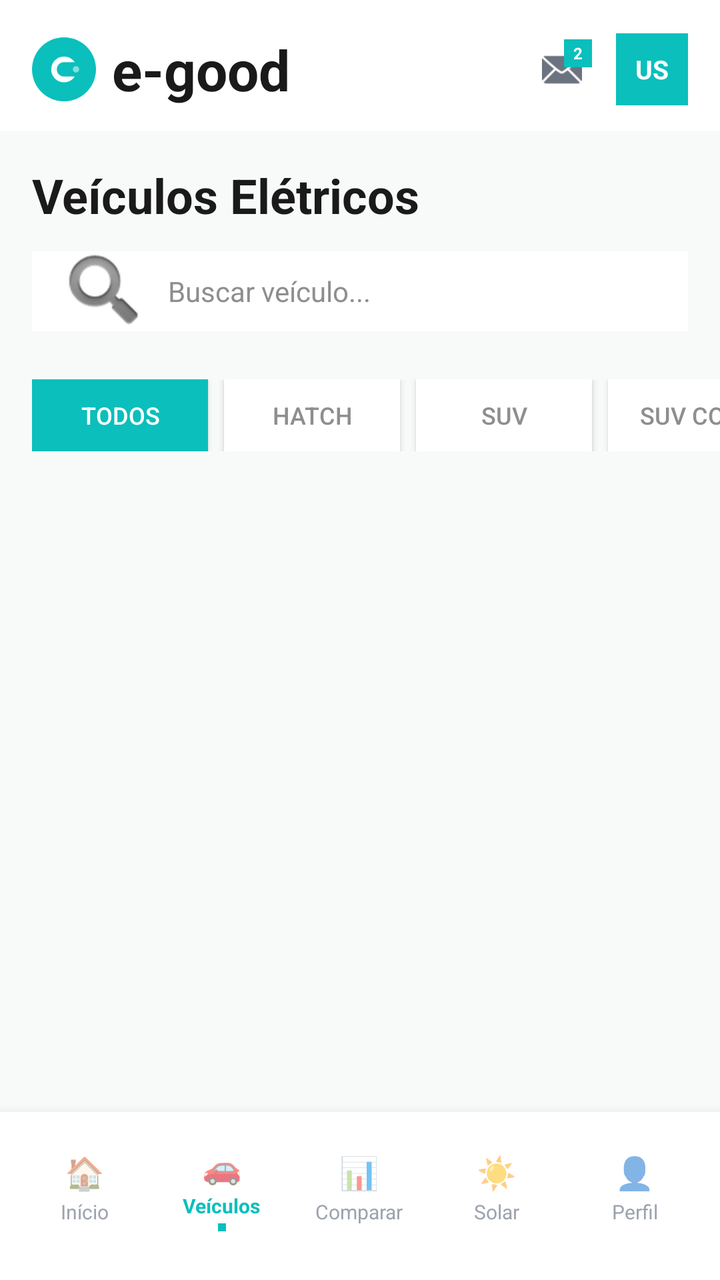
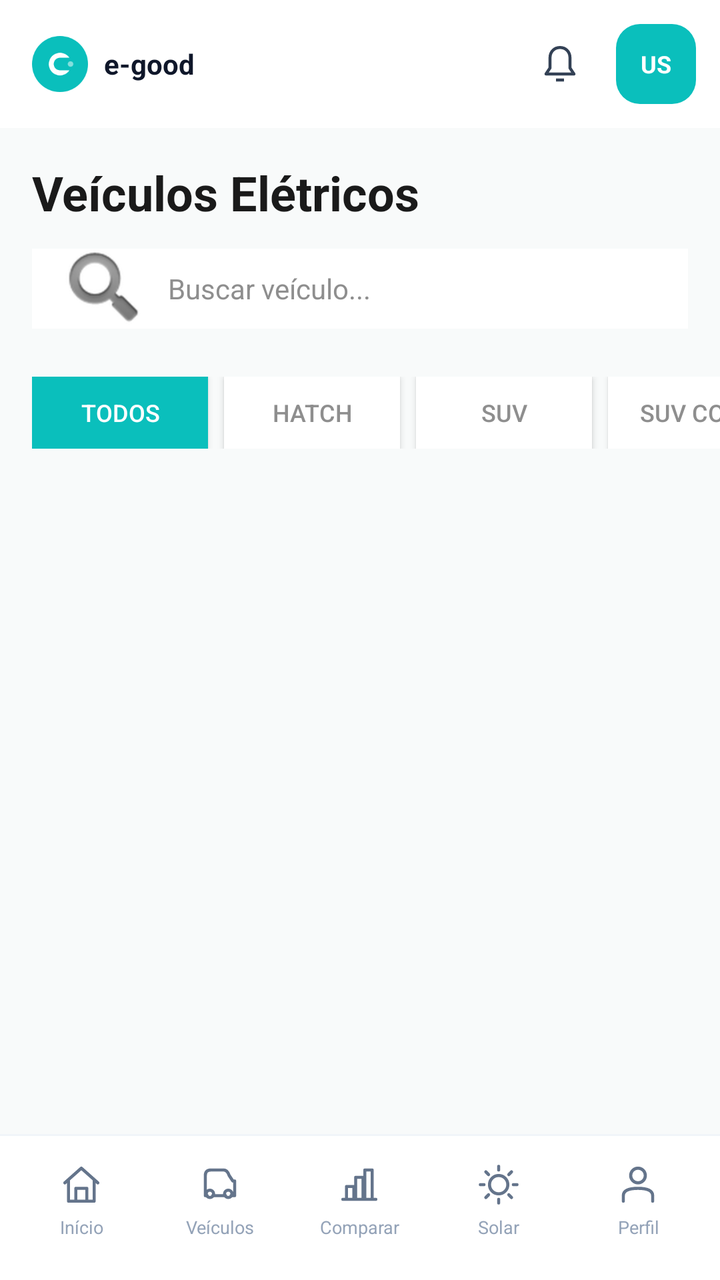

Before-and-after screenshots of an Android layout around one commit, followed by the original layout XML and the change that was made.
<!-- AndroidManifest.xml: application theme Theme.E_goodApp -->
<!-- res/layout/activity_vehicles.xml -->
<?xml version="1.0" encoding="utf-8"?>
<androidx.constraintlayout.widget.ConstraintLayout xmlns:android="http://schemas.android.com/apk/res/android"
    xmlns:app="http://schemas.android.com/apk/res-auto"
    android:layout_width="match_parent"
    android:layout_height="match_parent"
    android:background="#F8FAFA"
    android:fitsSystemWindows="true">

    <ScrollView
        android:layout_width="0dp"
        android:layout_height="0dp"
        android:fillViewport="true"
        android:scrollbars="none"
        app:layout_constraintTop_toTopOf="parent"
        app:layout_constraintBottom_toTopOf="@id/bottomNav"
        app:layout_constraintStart_toStartOf="parent"
        app:layout_constraintEnd_toEndOf="parent">

        <LinearLayout
            android:layout_width="match_parent"
            android:layout_height="wrap_content"
            android:orientation="vertical"
            android:paddingBottom="16dp">

            
            <LinearLayout
                android:layout_width="match_parent"
                android:layout_height="wrap_content"
                android:background="@color/white"
                android:gravity="center_vertical"
                android:orientation="horizontal"
                android:paddingStart="16dp"
                android:paddingTop="16dp"
                android:paddingEnd="16dp"
                android:paddingBottom="12dp">

                <LinearLayout
                    android:layout_width="0dp"
                    android:layout_height="wrap_content"
                    android:layout_weight="1"
                    android:gravity="center_vertical"
                    android:orientation="horizontal">

                    <ImageView
                        android:layout_width="32dp"
                        android:layout_height="32dp"
                        app:srcCompat="@drawable/ic_egood_logo" />

                    <TextView
                        android:layout_width="wrap_content"
                        android:layout_height="wrap_content"
                        android:layout_marginStart="8dp"
                        android:text="e-good"
                        android:textColor="@color/text_dark"
                        android:textSize="28sp"
                        android:textStyle="bold" />
                </LinearLayout>

                <FrameLayout
                    android:layout_width="30dp"
                    android:layout_height="30dp"
                    android:layout_marginEnd="12dp">

                    <ImageView
                        android:layout_width="20dp"
                        android:layout_height="20dp"
                        android:layout_gravity="center"
                        android:src="@android:drawable/ic_dialog_email"
                        app:tint="#6B7280" />

                    <TextView
                        android:layout_width="14dp"
                        android:layout_height="14dp"
                        android:layout_gravity="top|end"
                        android:background="@color/primary"
                        android:gravity="center"
                        android:text="2"
                        android:textColor="@color/white"
                        android:textSize="8sp"
                        android:textStyle="bold" />
                </FrameLayout>

                <TextView
                    android:id="@+id/tvUserAvatar"
                    android:layout_width="36dp"
                    android:layout_height="36dp"
                    android:background="@color/primary"
                    android:gravity="center"
                    android:text="US"
                    android:textColor="@color/white"
                    android:textSize="13sp"
                    android:textStyle="bold" />
            </LinearLayout>

            
            <LinearLayout
                android:layout_width="match_parent"
                android:layout_height="wrap_content"
                android:orientation="vertical"
                android:paddingStart="16dp"
                android:paddingTop="16dp"
                android:paddingEnd="16dp"
                android:paddingBottom="12dp">

                <TextView
                    android:layout_width="wrap_content"
                    android:layout_height="wrap_content"
                    android:text="Veículos Elétricos"
                    android:textColor="@color/text_dark"
                    android:textSize="24sp"
                    android:textStyle="bold" />

                <EditText
                    android:id="@+id/etSearch"
                    android:layout_width="match_parent"
                    android:layout_height="40dp"
                    android:layout_marginTop="12dp"
                    android:background="@color/white"
                    android:drawableStart="@android:drawable/ic_search_category_default"
                    android:drawablePadding="8dp"
                    android:hint="Buscar veículo..."
                    android:paddingStart="12dp"
                    android:paddingEnd="12dp"
                    android:textColor="@color/text_dark"
                    android:textColorHint="@color/text_gray"
                    android:textSize="14sp" />
            </LinearLayout>

            
            <HorizontalScrollView
                android:layout_width="match_parent"
                android:layout_height="wrap_content"
                android:scrollbars="none">

                <LinearLayout
                    android:layout_width="wrap_content"
                    android:layout_height="wrap_content"
                    android:orientation="horizontal"
                    android:paddingStart="16dp"
                    android:paddingTop="12dp"
                    android:paddingEnd="16dp"
                    android:paddingBottom="12dp">

                    <Button
                        android:id="@+id/btnFilterAll"
                        android:layout_width="wrap_content"
                        android:layout_height="36dp"
                        android:layout_marginEnd="8dp"
                        android:background="@color/primary"
                        android:paddingStart="16dp"
                        android:paddingEnd="16dp"
                        android:text="Todos"
                        android:textColor="@color/white"
                        android:textSize="12sp" />

                    <Button
                        android:id="@+id/btnFilterHatch"
                        android:layout_width="wrap_content"
                        android:layout_height="36dp"
                        android:layout_marginEnd="8dp"
                        android:background="@android:color/white"
                        android:paddingStart="16dp"
                        android:paddingEnd="16dp"
                        android:text="Hatch"
                        android:textColor="@color/text_gray"
                        android:textSize="12sp" />

                    <Button
                        android:id="@+id/btnFilterSUV"
                        android:layout_width="wrap_content"
                        android:layout_height="36dp"
                        android:layout_marginEnd="8dp"
                        android:background="@android:color/white"
                        android:paddingStart="16dp"
                        android:paddingEnd="16dp"
                        android:text="SUV"
                        android:textColor="@color/text_gray"
                        android:textSize="12sp" />

                    <Button
                        android:id="@+id/btnFilterCompact"
                        android:layout_width="wrap_content"
                        android:layout_height="36dp"
                        android:layout_marginEnd="8dp"
                        android:background="@android:color/white"
                        android:paddingStart="16dp"
                        android:paddingEnd="16dp"
                        android:text="SUV compacto"
                        android:textColor="@color/text_gray"
                        android:textSize="12sp" />

                    <Button
                        android:id="@+id/btnFilterLuxury"
                        android:layout_width="wrap_content"
                        android:layout_height="36dp"
                        android:background="@android:color/white"
                        android:paddingStart="16dp"
                        android:paddingEnd="16dp"
                        android:text="Luxo"
                        android:textColor="@color/text_gray"
                        android:textSize="12sp" />
                </LinearLayout>
            </HorizontalScrollView>

            
            <LinearLayout
                android:id="@+id/vehiclesContainer"
                android:layout_width="match_parent"
                android:layout_height="wrap_content"
                android:orientation="vertical"
                android:paddingStart="16dp"
                android:paddingEnd="16dp" />
        </LinearLayout>
    </ScrollView>

    
    <LinearLayout
        android:id="@+id/bottomNav"
        android:layout_width="0dp"
        android:layout_height="84dp"
        android:background="@color/white"
        android:elevation="8dp"
        android:gravity="center_vertical"
        android:orientation="horizontal"
        android:paddingStart="8dp"
        android:paddingEnd="8dp"
        android:paddingTop="8dp"
        android:paddingBottom="16dp"
        app:layout_constraintBottom_toBottomOf="parent"
        app:layout_constraintEnd_toEndOf="parent"
        app:layout_constraintStart_toStartOf="parent">

        <LinearLayout
            android:id="@+id/btnHome"
            android:layout_width="0dp"
            android:layout_height="match_parent"
            android:layout_weight="1"
            android:gravity="center"
            android:orientation="vertical">

            <TextView
                android:layout_width="wrap_content"
                android:layout_height="wrap_content"
                android:text="🏠"
                android:textSize="16sp" />

            <TextView
                android:layout_width="wrap_content"
                android:layout_height="wrap_content"
                android:layout_marginTop="2dp"
                android:text="Início"
                android:textColor="#9CA3AF"
                android:textSize="10sp" />
        </LinearLayout>

        <LinearLayout
            android:id="@+id/btnVehicles"
            android:layout_width="0dp"
            android:layout_height="match_parent"
            android:layout_weight="1"
            android:gravity="center"
            android:orientation="vertical">

            <TextView
                android:layout_width="wrap_content"
                android:layout_height="wrap_content"
                android:text="🚗"
                android:textSize="16sp" />

            <TextView
                android:layout_width="wrap_content"
                android:layout_height="wrap_content"
                android:layout_marginTop="2dp"
                android:text="Veículos"
                android:textColor="@color/primary"
                android:textSize="10sp"
                android:textStyle="bold" />

            <View
                android:layout_width="4dp"
                android:layout_height="4dp"
                android:layout_marginTop="2dp"
                android:background="@color/primary" />
        </LinearLayout>

        <LinearLayout
            android:id="@+id/btnComparison"
            android:layout_width="0dp"
            android:layout_height="match_parent"
            android:layout_weight="1"
            android:gravity="center"
            android:orientation="vertical">

            <TextView
                android:layout_width="wrap_content"
                android:layout_height="wrap_content"
                android:text="📊"
                android:textSize="16sp" />

            <TextView
                android:layout_width="wrap_content"
                android:layout_height="wrap_content"
                android:layout_marginTop="2dp"
                android:text="Comparar"
                android:textColor="#9CA3AF"
                android:textSize="10sp" />
        </LinearLayout>

        <LinearLayout
            android:id="@+id/btnSolar"
            android:layout_width="0dp"
            android:layout_height="match_parent"
            android:layout_weight="1"
            android:gravity="center"
            android:orientation="vertical">

            <TextView
                android:layout_width="wrap_content"
                android:layout_height="wrap_content"
                android:text="☀️"
                android:textSize="16sp" />

            <TextView
                android:layout_width="wrap_content"
                android:layout_height="wrap_content"
                android:layout_marginTop="2dp"
                android:text="Solar"
                android:textColor="#9CA3AF"
                android:textSize="10sp" />
        </LinearLayout>

        <LinearLayout
            android:id="@+id/btnProfile"
            android:layout_width="0dp"
            android:layout_height="match_parent"
            android:layout_weight="1"
            android:gravity="center"
            android:orientation="vertical">

            <TextView
                android:layout_width="wrap_content"
                android:layout_height="wrap_content"
                android:text="👤"
                android:textSize="16sp" />

            <TextView
                android:layout_width="wrap_content"
                android:layout_height="wrap_content"
                android:layout_marginTop="2dp"
                android:text="Perfil"
                android:textColor="#9CA3AF"
                android:textSize="10sp" />
        </LinearLayout>
    </LinearLayout>
</androidx.constraintlayout.widget.ConstraintLayout>
<!-- resources referenced by this layout -->
<resources>
  <!-- unchanged entries left out for length: 7 -->
</resources>

<!-- the commit's change to res/layout/activity_vehicles.xml (unified diff, before → after) -->
@@ -6,12 +6,14 @@
     android:background="#F8FAFA"
     android:fitsSystemWindows="true">
 
+    <include layout="@layout/include_user_header" />
+
     <ScrollView
         android:layout_width="0dp"
         android:layout_height="0dp"
         android:fillViewport="true"
         android:scrollbars="none"
-        app:layout_constraintTop_toTopOf="parent"
+        app:layout_constraintTop_toBottomOf="@id/userHeader"
         app:layout_constraintBottom_toTopOf="@id/bottomNav"
         app:layout_constraintStart_toStartOf="parent"
         app:layout_constraintEnd_toEndOf="parent">
@@ -21,76 +23,6 @@
             android:layout_height="wrap_content"
             android:orientation="vertical"
             android:paddingBottom="16dp">
-
-            
-            <LinearLayout
-                android:layout_width="match_parent"
-                android:layout_height="wrap_content"
-                android:background="@color/white"
-                android:gravity="center_vertical"
-                android:orientation="horizontal"
-                android:paddingStart="16dp"
-                android:paddingTop="16dp"
-                android:paddingEnd="16dp"
-                android:paddingBottom="12dp">
-
-                <LinearLayout
-                    android:layout_width="0dp"
-                    android:layout_height="wrap_content"
-                    android:layout_weight="1"
-                    android:gravity="center_vertical"
-                    android:orientation="horizontal">
-
-                    <ImageView
-                        android:layout_width="32dp"
-                        android:layout_height="32dp"
-                        app:srcCompat="@drawable/ic_egood_logo" />
-
-                    <TextView
-                        android:layout_width="wrap_content"
-                        android:layout_height="wrap_content"
-                        android:layout_marginStart="8dp"
-                        android:text="e-good"
-                        android:textColor="@color/text_dark"
-                        android:textSize="28sp"
-                        android:textStyle="bold" />
-                </LinearLayout>
-
-                <FrameLayout
-                    android:layout_width="30dp"
-                    android:layout_height="30dp"
-                    android:layout_marginEnd="12dp">
-
-                    <ImageView
-                        android:layout_width="20dp"
-                        android:layout_height="20dp"
-                        android:layout_gravity="center"
-                        android:src="@android:drawable/ic_dialog_email"
-                        app:tint="#6B7280" />
-
-                    <TextView
-                        android:layout_width="14dp"
-                        android:layout_height="14dp"
-                        android:layout_gravity="top|end"
-                        android:background="@color/primary"
-                        android:gravity="center"
-                        android:text="2"
-                        android:textColor="@color/white"
-                        android:textSize="8sp"
-                        android:textStyle="bold" />
-                </FrameLayout>
-
-                <TextView
-                    android:id="@+id/tvUserAvatar"
-                    android:layout_width="36dp"
-                    android:layout_height="36dp"
-                    android:background="@color/primary"
-                    android:gravity="center"
-                    android:text="US"
-                    android:textColor="@color/white"
-                    android:textSize="13sp"
-                    android:textStyle="bold" />
-            </LinearLayout>
 
             
             <LinearLayout
@@ -214,142 +146,38 @@
     </ScrollView>
 
     
-    <LinearLayout
-        android:id="@+id/bottomNav"
-        android:layout_width="0dp"
-        android:layout_height="84dp"
-        android:background="@color/white"
-        android:elevation="8dp"
-        android:gravity="center_vertical"
-        android:orientation="horizontal"
-        android:paddingStart="8dp"
-        android:paddingEnd="8dp"
-        android:paddingTop="8dp"
-        android:paddingBottom="16dp"
-        app:layout_constraintBottom_toBottomOf="parent"
-        app:layout_constraintEnd_toEndOf="parent"
-        app:layout_constraintStart_toStartOf="parent">
-
-        <LinearLayout
-            android:id="@+id/btnHome"
-            android:layout_width="0dp"
-            android:layout_height="match_parent"
-            android:layout_weight="1"
-            android:gravity="center"
-            android:orientation="vertical">
-
-            <TextView
-                android:layout_width="wrap_content"
-                android:layout_height="wrap_content"
-                android:text="🏠"
-                android:textSize="16sp" />
-
-            <TextView
-                android:layout_width="wrap_content"
-                android:layout_height="wrap_content"
-                android:layout_marginTop="2dp"
-                android:text="Início"
-                android:textColor="#9CA3AF"
-                android:textSize="10sp" />
-        </LinearLayout>
-
-        <LinearLayout
-            android:id="@+id/btnVehicles"
-            android:layout_width="0dp"
-            android:layout_height="match_parent"
-            android:layout_weight="1"
-            android:gravity="center"
-            android:orientation="vertical">
-
-            <TextView
-                android:layout_width="wrap_content"
-                android:layout_height="wrap_content"
-                android:text="🚗"
-                android:textSize="16sp" />
-
-            <TextView
-                android:layout_width="wrap_content"
-                android:layout_height="wrap_content"
-                android:layout_marginTop="2dp"
-                android:text="Veículos"
-                android:textColor="@color/primary"
-                android:textSize="10sp"
-                android:textStyle="bold" />
-
-            <View
-                android:layout_width="4dp"
-                android:layout_height="4dp"
-                android:layout_marginTop="2dp"
-                android:background="@color/primary" />
-        </LinearLayout>
-
-        <LinearLayout
-            android:id="@+id/btnComparison"
-            android:layout_width="0dp"
-            android:layout_height="match_parent"
-            android:layout_weight="1"
-            android:gravity="center"
-            android:orientation="vertical">
-
-            <TextView
-                android:layout_width="wrap_content"
-                android:layout_height="wrap_content"
-                android:text="📊"
-                android:textSize="16sp" />
-
-            <TextView
-                android:layout_width="wrap_content"
-                android:layout_height="wrap_content"
-                android:layout_marginTop="2dp"
-                android:text="Comparar"
-                android:textColor="#9CA3AF"
-                android:textSize="10sp" />
-        </LinearLayout>
-
-        <LinearLayout
-            android:id="@+id/btnSolar"
-            android:layout_width="0dp"
-            android:layout_height="match_parent"
-            android:layout_weight="1"
-            android:gravity="center"
-            android:orientation="vertical">
-
-            <TextView
-                android:layout_width="wrap_content"
-                android:layout_height="wrap_content"
-                android:text="☀️"
-                android:textSize="16sp" />
-
-            <TextView
-                android:layout_width="wrap_content"
-                android:layout_height="wrap_content"
-                android:layout_marginTop="2dp"
-                android:text="Solar"
-                android:textColor="#9CA3AF"
-                android:textSize="10sp" />
-        </LinearLayout>
-
-        <LinearLayout
-            android:id="@+id/btnProfile"
-            android:layout_width="0dp"
-            android:layout_height="match_parent"
-            android:layout_weight="1"
-            android:gravity="center"
-            android:orientation="vertical">
-
-            <TextView
-                android:layout_width="wrap_content"
-                android:layout_height="wrap_content"
-                android:text="👤"
-                android:textSize="16sp" />
-
-            <TextView
-                android:layout_width="wrap_content"
-                android:layout_height="wrap_content"
-                android:layout_marginTop="2dp"
-                android:text="Perfil"
-                android:textColor="#9CA3AF"
-                android:textSize="10sp" />
-        </LinearLayout>
+    <include layout="@layout/include_user_bottom_nav" />
+</androidx.constraintlayout.widget.ConstraintLayout>
+<!-- res/layout/include_user_header.xml (included above) -->
+<?xml version="1.0" encoding="utf-8"?>
+<LinearLayout xmlns:android="http://schemas.android.com/apk/res/android" xmlns:app="http://schemas.android.com/apk/res-auto"
+    android:id="@+id/userHeader" android:layout_width="0dp" android:layout_height="wrap_content" android:minHeight="64dp"
+    android:orientation="horizontal" android:gravity="center_vertical" android:paddingStart="16dp" android:paddingEnd="12dp"
+    android:paddingTop="8dp" android:paddingBottom="8dp" android:background="#FFFFFF"
+    app:layout_constraintTop_toTopOf="parent" app:layout_constraintStart_toStartOf="parent" app:layout_constraintEnd_toEndOf="parent">
+    <ImageView android:layout_width="28dp" android:layout_height="28dp" app:srcCompat="@drawable/ic_egood_logo" android:importantForAccessibility="no" />
+    <TextView android:layout_width="wrap_content" android:layout_height="wrap_content" android:layout_marginStart="8dp"
+        android:text="e-good" android:textSize="14sp" android:textStyle="bold" android:textColor="#0F172A" />
+    <View android:layout_width="0dp" android:layout_height="0dp" android:layout_weight="1" />
+    <ImageView android:id="@+id/btnUserNotifications" android:layout_width="48dp" android:layout_height="48dp" android:padding="12dp"
+        app:srcCompat="@drawable/ic_add_vehicle_notifications" app:tint="#334155" android:background="?attr/selectableItemBackgroundBorderless"
+        android:contentDescription="Notificações" />
+    <TextView android:id="@+id/tvUserAvatar" android:layout_width="40dp" android:layout_height="40dp" android:layout_marginStart="4dp"
+        android:gravity="center" android:background="@drawable/bg_user_avatar" android:text="US" android:textColor="#FFFFFF"
+        android:textSize="12sp" android:textStyle="bold" android:clickable="true" android:focusable="true"
+        android:contentDescription="Abrir perfil" />
+</LinearLayout>
+<!-- res/layout/include_user_bottom_nav.xml (included above) -->
+<?xml version="1.0" encoding="utf-8"?>
+<LinearLayout xmlns:android="http://schemas.android.com/apk/res/android" xmlns:app="http://schemas.android.com/apk/res-auto"
+    android:id="@+id/bottomNav" android:layout_width="0dp" android:layout_height="wrap_content" android:orientation="vertical"
+    android:background="#FFFFFF" app:layout_constraintBottom_toBottomOf="parent" app:layout_constraintStart_toStartOf="parent" app:layout_constraintEnd_toEndOf="parent">
+    <View android:layout_width="match_parent" android:layout_height="1dp" android:background="#F1F5F9" />
+    <LinearLayout android:layout_width="match_parent" android:layout_height="wrap_content" android:orientation="horizontal" android:paddingStart="6dp" android:paddingEnd="6dp">
+        <LinearLayout android:id="@+id/btnHome" style="@style/Widget.EGood.UserNavItem" android:contentDescription="Início"><ImageView android:id="@+id/userNavHomeIcon" style="@style/Widget.EGood.UserNavIcon" app:srcCompat="@drawable/ic_user_home" /><TextView android:id="@+id/userNavHomeLabel" style="@style/Widget.EGood.UserNavLabel" android:text="Início" /><View android:id="@+id/userNavHomeDot" style="@style/Widget.EGood.UserNavDot" /></LinearLayout>
+        <LinearLayout android:id="@+id/btnVehicles" style="@style/Widget.EGood.UserNavItem" android:contentDescription="Veículos"><ImageView android:id="@+id/userNavVehiclesIcon" style="@style/Widget.EGood.UserNavIcon" app:srcCompat="@drawable/ic_dealer_vehicles" /><TextView android:id="@+id/userNavVehiclesLabel" style="@style/Widget.EGood.UserNavLabel" android:text="Veículos" /><View android:id="@+id/userNavVehiclesDot" style="@style/Widget.EGood.UserNavDot" /></LinearLayout>
+        <LinearLayout android:id="@+id/btnComparison" style="@style/Widget.EGood.UserNavItem" android:contentDescription="Comparar"><ImageView android:id="@+id/userNavComparisonIcon" style="@style/Widget.EGood.UserNavIcon" app:srcCompat="@drawable/ic_user_compare" /><TextView android:id="@+id/userNavComparisonLabel" style="@style/Widget.EGood.UserNavLabel" android:text="Comparar" /><View android:id="@+id/userNavComparisonDot" style="@style/Widget.EGood.UserNavDot" /></LinearLayout>
+        <LinearLayout android:id="@+id/btnSolar" style="@style/Widget.EGood.UserNavItem" android:contentDescription="Solar"><ImageView android:id="@+id/userNavSolarIcon" style="@style/Widget.EGood.UserNavIcon" app:srcCompat="@drawable/ic_user_solar" /><TextView android:id="@+id/userNavSolarLabel" style="@style/Widget.EGood.UserNavLabel" android:text="Solar" /><View android:id="@+id/userNavSolarDot" style="@style/Widget.EGood.UserNavDot" /></LinearLayout>
+        <LinearLayout android:id="@+id/btnProfile" style="@style/Widget.EGood.UserNavItem" android:contentDescription="Perfil"><ImageView android:id="@+id/userNavProfileIcon" style="@style/Widget.EGood.UserNavIcon" app:srcCompat="@drawable/ic_user_profile" /><TextView android:id="@+id/userNavProfileLabel" style="@style/Widget.EGood.UserNavLabel" android:text="Perfil" /><View android:id="@+id/userNavProfileDot" style="@style/Widget.EGood.UserNavDot" /></LinearLayout>
     </LinearLayout>
-</androidx.constraintlayout.widget.ConstraintLayout>
+</LinearLayout>
<!-- resource entries referenced after the edit -->
@@ -1,5 +1,33 @@
 <!-- resources referenced by this layout -->
 <resources>
+  <!-- drawable bg_user_avatar (drawable) -->
+  <shape xmlns:android="http://schemas.android.com/apk/res/android"><solid android:color="#0ABFBC" /><corners android:radius="12dp" /></shape>
+  <!-- drawable ic_add_vehicle_notifications (drawable) -->
+  <vector xmlns:android="http://schemas.android.com/apk/res/android"
+      android:width="24dp" android:height="24dp"
+      android:viewportWidth="24" android:viewportHeight="24">
+      <path android:fillColor="#00000000" android:strokeColor="#64748B"
+          android:strokeWidth="1.5" android:strokeLineJoin="round"
+          android:pathData="M5,17 L7,14 L7,9 C7,2 17,2 17,9 L17,14 L19,17 Z M10,20 L14,20" />
+  </vector>
+  <!-- drawable ic_dealer_vehicles (drawable) -->
+  <vector xmlns:android="http://schemas.android.com/apk/res/android" android:width="24dp" android:height="24dp" android:viewportWidth="24" android:viewportHeight="24">
+   <path android:fillColor="#00000000" android:strokeColor="#64748B" android:strokeWidth="1.7" android:strokeLineCap="round" android:strokeLineJoin="round" android:pathData="M5,18 L4,18 L4,7 Q4,4 7,4 L14,4 Q16,4 17,7 L19,10 L20,10 L20,18 L18,18 M8,18 L15,18 M6.5,15 A2,2 0,1 1,6.5,19 A2,2 0,1 1,6.5,15 M16.5,15 A2,2 0,1 1,16.5,19 A2,2 0,1 1,16.5,15" />
+  </vector>
+  <!-- drawable ic_user_compare (drawable) -->
+  <vector xmlns:android="http://schemas.android.com/apk/res/android" android:width="24dp" android:height="24dp" android:viewportWidth="24" android:viewportHeight="24"><path android:fillColor="#00000000" android:strokeColor="#64748B" android:strokeWidth="1.7" android:strokeLineCap="round" android:strokeLineJoin="round" android:pathData="M5,20 L5,13 L9,13 L9,20 M10,20 L10,8 L14,8 L14,20 M15,20 L15,4 L19,4 L19,20 M3,20 L21,20" /></vector>
+  <!-- drawable ic_user_home (drawable) -->
+  <vector xmlns:android="http://schemas.android.com/apk/res/android" android:width="24dp" android:height="24dp" android:viewportWidth="24" android:viewportHeight="24"><path android:fillColor="#00000000" android:strokeColor="#64748B" android:strokeWidth="1.7" android:strokeLineCap="round" android:strokeLineJoin="round" android:pathData="M3,11 L12,3 L21,11 M5,10 L5,21 L19,21 L19,10 M9,21 L9,14 L15,14 L15,21" /></vector>
+  <!-- drawable ic_user_profile (drawable) -->
+  <vector xmlns:android="http://schemas.android.com/apk/res/android" android:width="24dp" android:height="24dp" android:viewportWidth="24" android:viewportHeight="24"><path android:fillColor="#00000000" android:strokeColor="#64748B" android:strokeWidth="1.7" android:strokeLineCap="round" android:strokeLineJoin="round" android:pathData="M12,3 A4,4 0,1 1,12,11 A4,4 0,1 1,12,3 M4,21 L4,18 Q4,14 12,14 Q20,14 20,18 L20,21" /></vector>
+  <!-- drawable ic_user_solar (drawable) -->
+  <vector xmlns:android="http://schemas.android.com/apk/res/android" android:width="24dp" android:height="24dp" android:viewportWidth="24" android:viewportHeight="24"><path android:fillColor="#00000000" android:strokeColor="#64748B" android:strokeWidth="1.7" android:strokeLineCap="round" android:pathData="M12,7 A5,5 0,1 1,12,17 A5,5 0,1 1,12,7 M12,2 L12,4 M12,20 L12,22 M2,12 L4,12 M20,12 L22,12 M5,5 L6.5,6.5 M17.5,17.5 L19,19 M19,5 L17.5,6.5 M6.5,17.5 L5,19" /></vector>
+  <style name="Widget.EGood.UserNavDot" parent=""><item name="android:layout_width">4dp</item><item name="android:layout_height">4dp</item><item name="android:layout_marginTop">4dp</item><item name="android:background">@drawable/bg_dealer_dot</item><item name="android:visibility">invisible</item><item name="android:importantForAccessibility">no</item></style>
+  <style name="Widget.EGood.UserNavIcon" parent=""><item name="android:layout_width">22dp</item><item name="android:layout_height">22dp</item><item name="android:importantForAccessibility">no</item></style>
+  <style name="Widget.EGood.UserNavItem" parent=""><item name="android:layout_width">0dp</item><item name="android:layout_height">wrap_content</item><item name="android:layout_weight">1</item><item name="android:minHeight">72dp</item><item name="android:gravity">center</item><item name="android:orientation">vertical</item><item name="android:paddingTop">9dp</item><item name="android:paddingBottom">8dp</item><item name="android:background">?attr/selectableItemBackground</item><item name="android:clickable">true</item><item name="android:focusable">true</item></style>
+  <style name="Widget.EGood.UserNavLabel" parent=""><item name="android:layout_width">match_parent</item><item name="android:layout_height">wrap_content</item><item name="android:layout_marginTop">4dp</item><item name="android:gravity">center</item><item name="android:textSize">9sp</item><item name="android:textColor">#94A3B8</item><item name="android:importantForAccessibility">no</item></style>
+  <!-- drawable bg_dealer_dot (drawable) -->
+  <shape xmlns:android="http://schemas.android.com/apk/res/android"><solid android:color="#008B7A" /><corners android:radius="2dp" /></shape>
   <!-- unchanged entries left out for length: 7 -->
 </resources>
 
